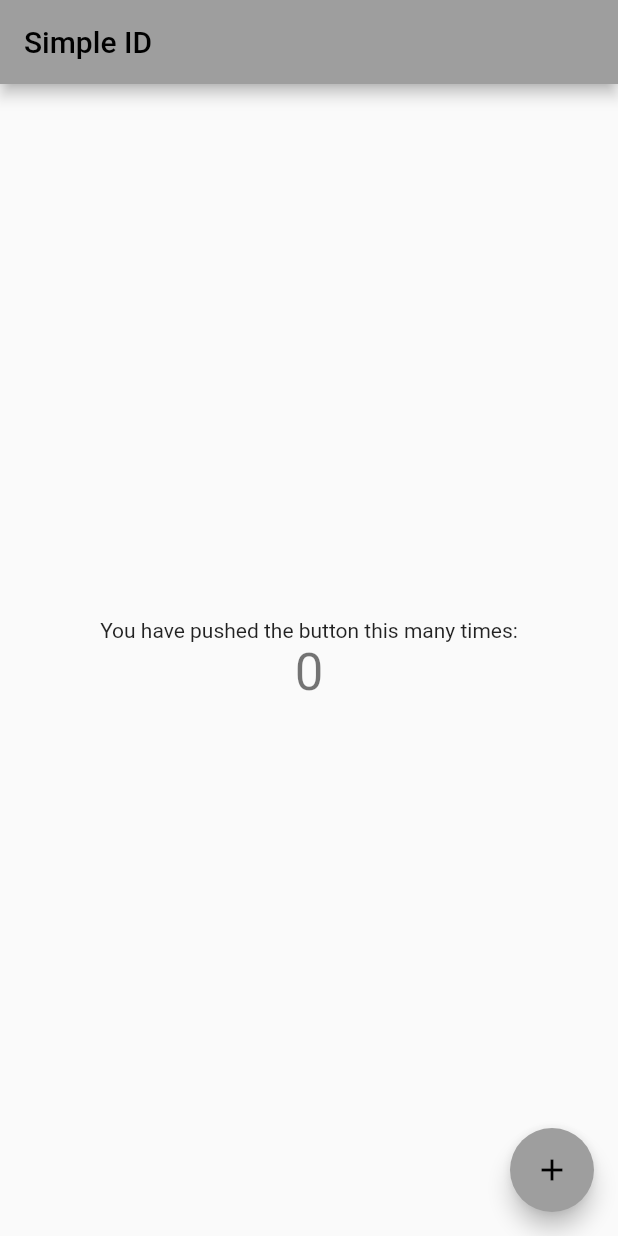
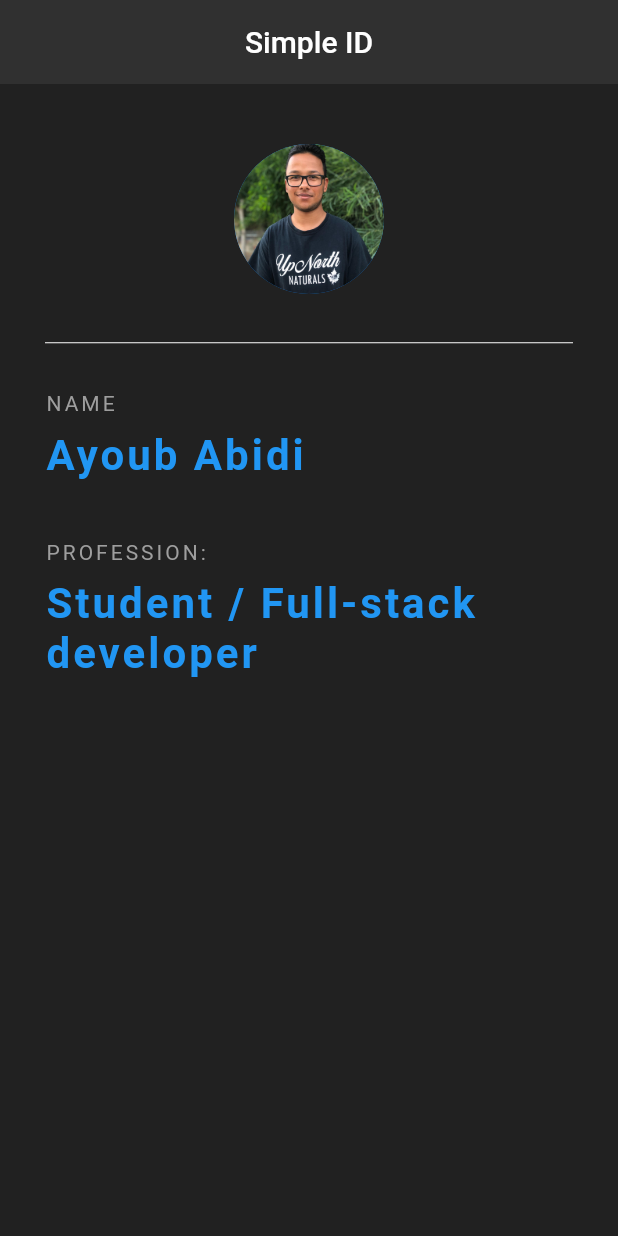
Before and after one commit to ayoub3bidi/flutter-tries, a Flutter app: the screen it shows after launch, on a phone screen of 412 x 824 dp. Run offline on Flutter 3.47's test engine with Material 2 defaults, Android fonts, the phone set to English and light mode, and no system bars.

Commit message:
feat: add text & avatar image

```diff
--- a/lib/main.dart
+++ b/lib/main.dart
@@ -1,67 +1,78 @@
 import 'package:flutter/material.dart';
 
 void main() {
-  runApp(const MyApp());
+  runApp(const MaterialApp(
+    home: Card(),
+  ));
 }
 
-class MyApp extends StatelessWidget {
-  const MyApp({super.key});
-
-  // This widget is the root of your application.
-  @override
-  Widget build(BuildContext context) {
-    return MaterialApp(
-      title: 'Flutter Demo',
-      theme: ThemeData(
-        primarySwatch: Colors.grey,
-      ),
-      home: const MyHomePage(title: 'Simple ID'),
-    );
-  }
-}
-
-class MyHomePage extends StatefulWidget {
-  const MyHomePage({super.key, required this.title});
-  final String title;
-
-  @override
-  State<MyHomePage> createState() => _MyHomePageState();
-}
-
-class _MyHomePageState extends State<MyHomePage> {
-  int _counter = 0;
-
-  void _incrementCounter() {
-    setState(() {
-      _counter++;
-    });
-  }
+class Card extends StatelessWidget {
+  const Card({super.key});
 
   @override
   Widget build(BuildContext context) {
     return Scaffold(
+      backgroundColor: Colors.grey[900  ],
       appBar: AppBar(
-        title: Text(widget.title),
+        title: const Text('Simple ID'),
+        centerTitle: true,
+        backgroundColor: Colors.grey[850],
+        elevation: 0.0,
       ),
-      body: Center(
+      body: Padding(
+        padding: const EdgeInsets.fromLTRB(30.0, 40.0, 30.0, 0.0),
         child: Column(
-          mainAxisAlignment: MainAxisAlignment.center,
-          children: <Widget>[
-            const Text(
-              'You have pushed the button this many times:',
+          crossAxisAlignment: CrossAxisAlignment.start,
+          children: const <Widget>[
+            Center(
+              child: CircleAvatar(
+                backgroundImage: AssetImage('assets/243730873_224316446264985_3552596130451890018_n.jpg'),
+                radius: 50.0,
+              ),
+            ),
+            Divider(
+              height: 65.0,
+              color: Colors.white,
             ),
             Text(
-              '$_counter',
-              style: Theme.of(context).textTheme.headline4,
+              'NAME',
+              style: TextStyle(
+                color: Colors.grey,
+                letterSpacing: 2.0,
+              ),
             ),
+            SizedBox(height: 10.0,),
+            Text(
+              'Ayoub Abidi',
+              style: TextStyle(
+                color: Colors.blue,
+                letterSpacing: 2.0,
+                fontSize: 28.0,
+                fontWeight: FontWeight.bold,
+              ),
+            ),
+            SizedBox(height: 40.0,),
+            Text(
+              'PROFESSION:',
+              style: TextStyle(
+                color: Colors.grey,
+                letterSpacing: 2.0,
+              ),
+            ),
+            SizedBox(height: 10.0,),
+            Text(
+              'Student / Full-stack developer',
+              style: TextStyle(
+                color: Colors.blue,
+                letterSpacing: 2.0,
+                fontSize: 28.0,
+                fontWeight: FontWeight.bold,
+              ),
+            ),
+            SizedBox(height: 30.0),
           ],
         ),
       ),
-      floatingActionButton: FloatingActionButton(
-        onPressed: _incrementCounter,
-        tooltip: 'Increment',
-        child: const Icon(Icons.add),
-      ), // This trailing comma makes auto-formatting nicer for build methods.
     );
   }
 }
--- a/pubspec.yaml
+++ b/pubspec.yaml
@@ -60,9 +60,8 @@ flutter:
   uses-material-design: true
 
   # To add assets to your application, add an assets section, like this:
-  # assets:
-  #   - images/a_dot_burr.jpeg
-  #   - images/a_dot_ham.jpeg
+  assets:
+    - assets/
 
   # An image asset can refer to one or more resolution-specific "variants", see
   # https://flutter.dev/assets-and-images/#resolution-aware
```
Also changed, not shown: assets/243730873_224316446264985_3552596130451890018_n.jpg (added).
